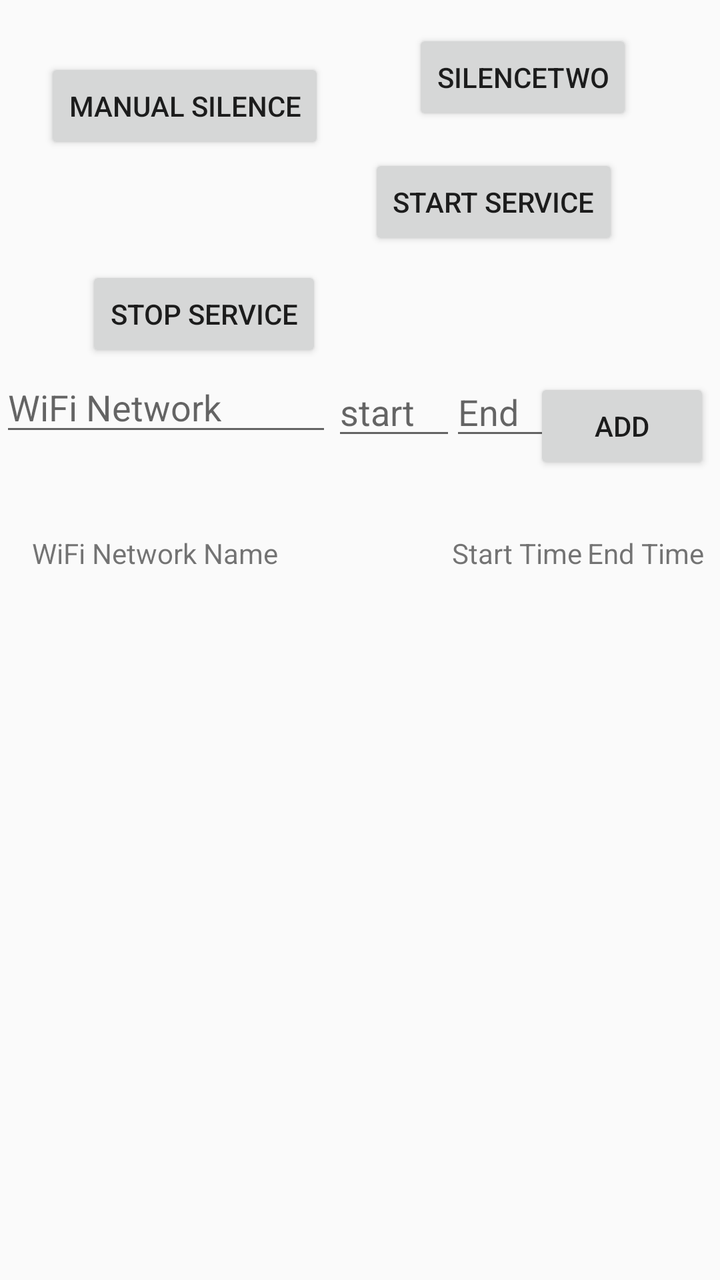
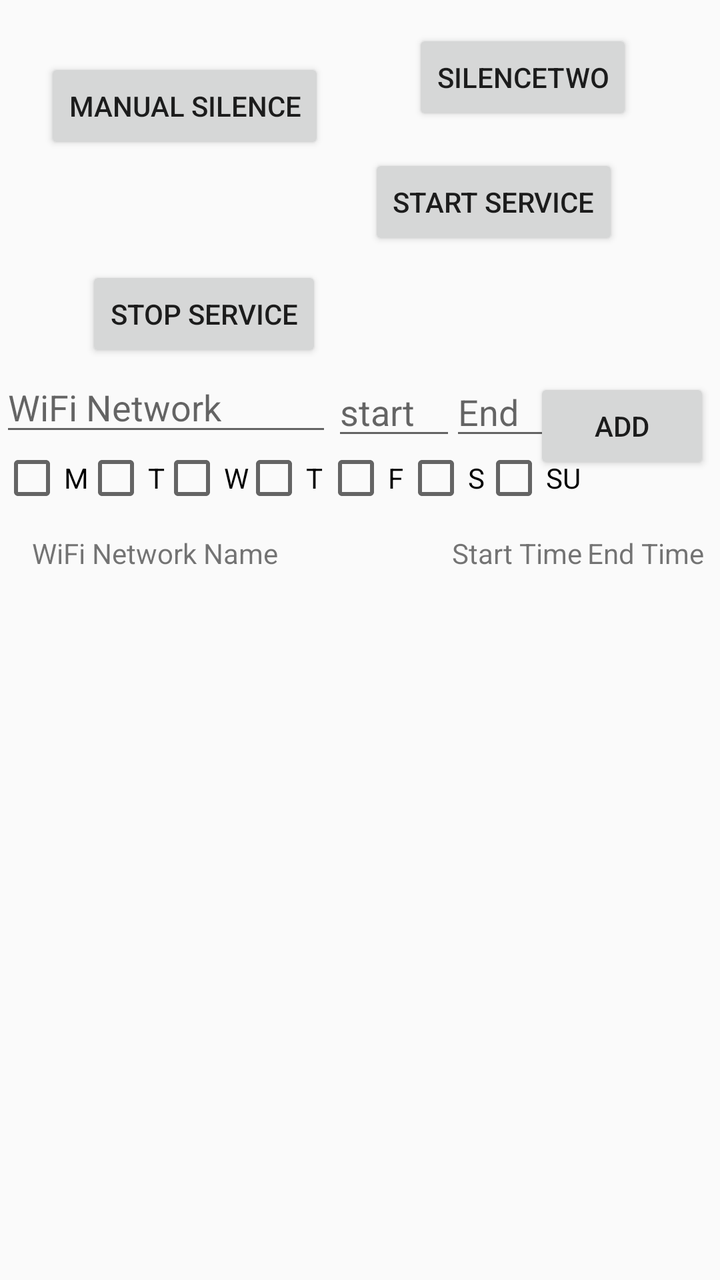

Two renders of the same Android screen: before a commit and after it. Below are the layout's source before the change and the commit's diff.
<!-- AndroidManifest.xml: application theme AppTheme -->
<!-- res/layout/activity_main.xml -->
<?xml version="1.0" encoding="utf-8"?>
<android.support.constraint.ConstraintLayout xmlns:android="http://schemas.android.com/apk/res/android"
    xmlns:app="http://schemas.android.com/apk/res-auto"
    xmlns:tools="http://schemas.android.com/tools"
    android:layout_width="match_parent"
    android:layout_height="match_parent"
    tools:context="testapp.silencertestapp.MainActivity">

    <Button
        android:id="@+id/btnsilence"
        android:layout_width="wrap_content"
        android:layout_height="wrap_content"
        android:layout_marginTop="29dp"
        android:text="Manual Silence"
        app:layout_constraintLeft_toLeftOf="parent"
        app:layout_constraintRight_toRightOf="parent"
        app:layout_constraintTop_toTopOf="parent"
        android:onClick="changeToSilence"
        app:layout_constraintHorizontal_bias="0.102" />

    <Button
        android:id="@+id/button3"
        android:layout_width="wrap_content"
        android:layout_height="wrap_content"
        android:text="@string/start_service"
        android:onClick="startService"
        app:layout_constraintLeft_toLeftOf="parent"
        app:layout_constraintRight_toRightOf="parent"
        app:layout_constraintTop_toBottomOf="@+id/btnsilence"
        app:layout_constraintHorizontal_bias="0.785" />

    <Button
        android:id="@+id/button4"
        android:layout_width="wrap_content"
        android:layout_height="wrap_content"
        android:layout_marginTop="8dp"
        android:text="@string/stop_service"
        android:onClick="stopService"
        app:layout_constraintBottom_toBottomOf="parent"
        app:layout_constraintLeft_toLeftOf="parent"
        app:layout_constraintRight_toRightOf="parent"
        app:layout_constraintTop_toBottomOf="@+id/button3"
        app:layout_constraintVertical_bias="0.0"
        app:layout_constraintHorizontal_bias="0.177" />
    <EditText
        android:id="@+id/wifinetwork"
        android:layout_width="166dp"
        android:layout_height="42dp"
        android:ems="10"
        android:inputType="textPersonName"
        android:hint="WiFi Network"
        app:layout_constraintLeft_toLeftOf="parent"
        app:layout_constraintTop_toTopOf="parent"
        android:layout_marginTop="181dp" />
    <EditText
        android:id="@+id/start_time"
        android:layout_width="62dp"
        android:layout_height="40dp"
        android:ems="10"
        android:inputType="time"
        android:hint="start"
        app:layout_constraintTop_toTopOf="parent"
        android:layout_marginTop="185dp"
        app:layout_constraintLeft_toRightOf="@+id/wifinetwork" />
    <EditText
        android:id="@+id/end_time"
        android:layout_width="72dp"
        android:layout_height="40dp"
        android:ems="10"
        android:inputType="time"
        android:hint="End"
        app:layout_constraintLeft_toLeftOf="parent"
        app:layout_constraintTop_toTopOf="parent"
        android:layout_marginTop="185dp"
        android:layout_marginStart="225dp"
        android:layout_marginLeft="225dp" />


    <Button
        android:id="@+id/add"
        android:layout_width="88dp"
        android:layout_height="48dp"
        android:text="add"
        android:onClick="add"
        app:layout_constraintTop_toTopOf="parent"
        android:layout_marginTop="189dp"
        android:layout_marginRight="5dp"
        app:layout_constraintRight_toRightOf="parent"
        android:layout_marginEnd="5dp" />

    <Button
        android:id="@+id/silencetwobutton"
        android:layout_width="wrap_content"
        android:layout_height="wrap_content"
        android:text="SilenceTwo"
        android:onClick="testMethod"
        app:layout_constraintRight_toRightOf="parent"
        app:layout_constraintLeft_toRightOf="@+id/btnsilence"
        app:layout_constraintBottom_toTopOf="@+id/button3"
        app:layout_constraintTop_toTopOf="parent" />

    <ListView
        android:id="@+id/item_List"
        android:layout_width="361dp"
        android:layout_height="203dp"
        android:layout_marginTop="69dp"

        app:layout_constraintTop_toBottomOf="@+id/wifinetwork"

        app:layout_constraintHorizontal_bias="0.0" />

    <TextView
        android:id="@+id/textView"
        android:layout_width="wrap_content"
        android:layout_height="wrap_content"
        android:text="WiFi Network Name"
        android:layout_marginTop="44dp"
        app:layout_constraintTop_toBottomOf="@+id/wifinetwork"
        android:windowSoftInputMode="adjustPan"
        android:layout_marginLeft="16dp"
        app:layout_constraintLeft_toLeftOf="parent" />

    <android.support.constraint.Guideline
        android:layout_width="wrap_content"
        android:layout_height="wrap_content"
        android:id="@+id/guideline"
        app:layout_constraintGuide_begin="20dp"
        android:orientation="vertical" />

    <android.support.constraint.Guideline
        android:layout_width="wrap_content"
        android:layout_height="wrap_content"
        android:id="@+id/guideline2"
        app:layout_constraintGuide_begin="20dp"
        android:orientation="horizontal" />

    <TextView
        android:id="@+id/textView2"
        android:layout_width="66dp"
        android:layout_height="17dp"
        android:text="Start Time"
        android:layout_marginTop="42dp"
        app:layout_constraintTop_toBottomOf="@+id/end_time"
        app:layout_constraintLeft_toRightOf="@+id/textView"
        android:layout_marginLeft="87dp" />

    <TextView
        android:id="@+id/textView3"
        android:layout_width="wrap_content"
        android:layout_height="wrap_content"
        android:text="End Time"
        android:layout_marginTop="30dp"
        app:layout_constraintTop_toBottomOf="@+id/add"
        android:layout_marginRight="8dp"
        app:layout_constraintRight_toRightOf="parent" />

    <android.support.constraint.Guideline
        android:layout_width="wrap_content"
        android:layout_height="wrap_content"
        android:id="@+id/guideline3"
        app:layout_constraintGuide_begin="20dp"
        android:orientation="vertical" />


</android.support.constraint.ConstraintLayout>
<!-- resources referenced by this layout -->
<resources>
  <string name="start_service">Start Service</string>
  <string name="stop_service">Stop Service</string>
  <style name="AppTheme" parent="Theme.AppCompat.Light.DarkActionBar">
          
          <item name="colorPrimary">@color/colorPrimary</item>
          <item name="colorPrimaryDark">@color/colorPrimaryDark</item>
          <item name="colorAccent">@color/colorAccent</item>
      </style>
  <color name="colorPrimary">#3F51B5</color>
  <color name="colorPrimaryDark">#303F9F</color>
  <color name="colorAccent">#FF4081</color>
</resources>

<!-- the commit's change to res/layout/activity_main.xml (unified diff, before → after) -->
@@ -107,7 +107,8 @@
 
         app:layout_constraintTop_toBottomOf="@+id/wifinetwork"
 
-        app:layout_constraintHorizontal_bias="0.0" />
+        app:layout_constraintHorizontal_bias="0.0"
+        tools:layout_editor_absoluteX="0dp" />
 
     <TextView
         android:id="@+id/textView"
@@ -118,21 +119,26 @@
         app:layout_constraintTop_toBottomOf="@+id/wifinetwork"
         android:windowSoftInputMode="adjustPan"
         android:layout_marginLeft="16dp"
-        app:layout_constraintLeft_toLeftOf="parent" />
+        app:layout_constraintLeft_toLeftOf="parent"
+        android:layout_marginStart="16dp" />
 
     <android.support.constraint.Guideline
         android:layout_width="wrap_content"
         android:layout_height="wrap_content"
         android:id="@+id/guideline"
         app:layout_constraintGuide_begin="20dp"
-        android:orientation="vertical" />
+        android:orientation="vertical"
+        tools:layout_editor_absoluteY="0dp"
+        tools:layout_editor_absoluteX="20dp" />
 
     <android.support.constraint.Guideline
         android:layout_width="wrap_content"
         android:layout_height="wrap_content"
         android:id="@+id/guideline2"
         app:layout_constraintGuide_begin="20dp"
-        android:orientation="horizontal" />
+        android:orientation="horizontal"
+        tools:layout_editor_absoluteY="20dp"
+        tools:layout_editor_absoluteX="0dp" />
 
     <TextView
         android:id="@+id/textView2"
@@ -142,7 +148,8 @@
         android:layout_marginTop="42dp"
         app:layout_constraintTop_toBottomOf="@+id/end_time"
         app:layout_constraintLeft_toRightOf="@+id/textView"
-        android:layout_marginLeft="87dp" />
+        android:layout_marginLeft="87dp"
+        android:layout_marginStart="87dp" />
 
     <TextView
         android:id="@+id/textView3"
@@ -152,14 +159,87 @@
         android:layout_marginTop="30dp"
         app:layout_constraintTop_toBottomOf="@+id/add"
         android:layout_marginRight="8dp"
-        app:layout_constraintRight_toRightOf="parent" />
+        app:layout_constraintRight_toRightOf="parent"
+        android:layout_marginEnd="8dp" />
 
     <android.support.constraint.Guideline
         android:layout_width="wrap_content"
         android:layout_height="wrap_content"
         android:id="@+id/guideline3"
         app:layout_constraintGuide_begin="20dp"
-        android:orientation="vertical" />
+        android:orientation="vertical"
+        tools:layout_editor_absoluteY="0dp"
+        tools:layout_editor_absoluteX="20dp" />
+
+    <CheckBox
+        android:id="@+id/sunCheckbox"
+        android:layout_width="wrap_content"
+        android:layout_height="wrap_content"
+        android:text="SU"
+        app:layout_constraintLeft_toLeftOf="parent"
+        android:layout_marginLeft="241dp"
+        app:layout_constraintTop_toTopOf="parent"
+        android:layout_marginTop="223dp" />
+
+    <CheckBox
+        android:id="@+id/satCheckbox"
+        android:layout_width="wrap_content"
+        android:layout_height="wrap_content"
+        android:text="S"
+        app:layout_constraintLeft_toLeftOf="parent"
+        android:layout_marginLeft="202dp"
+        app:layout_constraintTop_toTopOf="parent"
+        android:layout_marginTop="223dp" />
+
+    <CheckBox
+        android:id="@+id/friCheckbox"
+        android:layout_width="wrap_content"
+        android:layout_height="wrap_content"
+        android:text="F"
+        app:layout_constraintLeft_toLeftOf="parent"
+        android:layout_marginLeft="162dp"
+        app:layout_constraintTop_toTopOf="parent"
+        android:layout_marginTop="223dp" />
+
+    <CheckBox
+        android:id="@+id/thuCheckbox"
+        android:layout_width="wrap_content"
+        android:layout_height="wrap_content"
+        android:text="T"
+        app:layout_constraintLeft_toLeftOf="parent"
+        android:layout_marginLeft="121dp"
+        app:layout_constraintTop_toTopOf="parent"
+        android:layout_marginTop="223dp" />
+
+    <CheckBox
+        android:id="@+id/wedCheckBox"
+        android:layout_width="wrap_content"
+        android:layout_height="wrap_content"
+        android:text="W"
+        app:layout_constraintLeft_toLeftOf="parent"
+        android:layout_marginLeft="80dp"
+        app:layout_constraintTop_toTopOf="parent"
+        android:layout_marginTop="223dp" />
+
+    <CheckBox
+        android:id="@+id/tuCheckbox"
+        android:layout_width="wrap_content"
+        android:layout_height="wrap_content"
+        android:text="T"
+        app:layout_constraintLeft_toLeftOf="parent"
+        android:layout_marginLeft="42dp"
+        app:layout_constraintTop_toTopOf="parent"
+        android:layout_marginTop="223dp"/>
+
+    <CheckBox
+        android:id="@+id/monCheckbox"
+        android:layout_width="wrap_content"
+        android:layout_height="wrap_content"
+        android:text="M"
+        app:layout_constraintLeft_toLeftOf="parent"
+        android:layout_marginLeft="0dp"
+        app:layout_constraintTop_toTopOf="parent"
+        android:layout_marginTop="223dp" />
 
 
 </android.support.constraint.ConstraintLayout>
